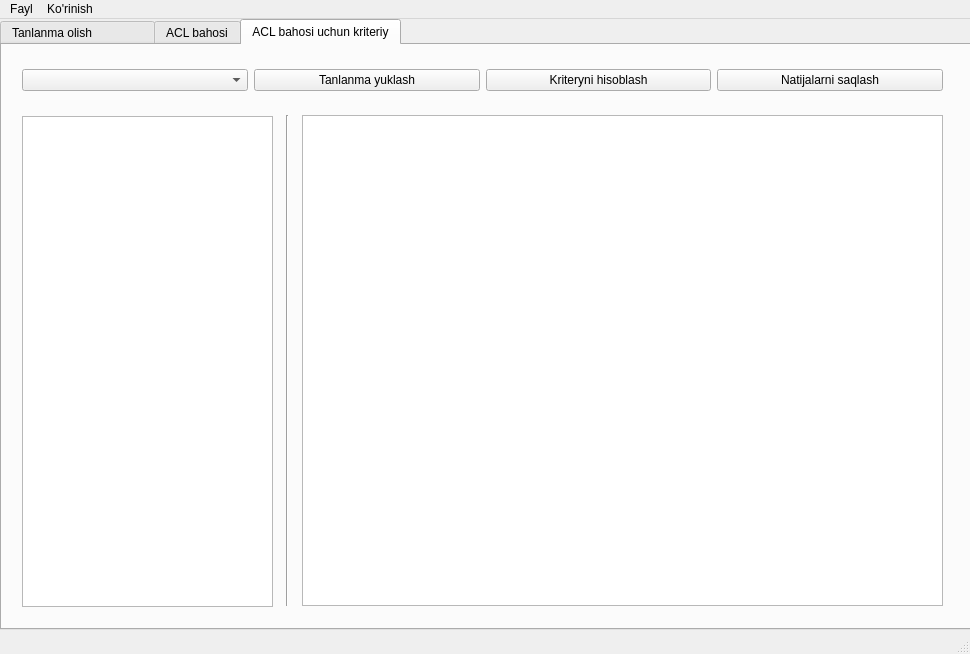
Before: the Qt Designer form ACL.ui in Dmansurov/dissprogram, drawn with Qt 5.
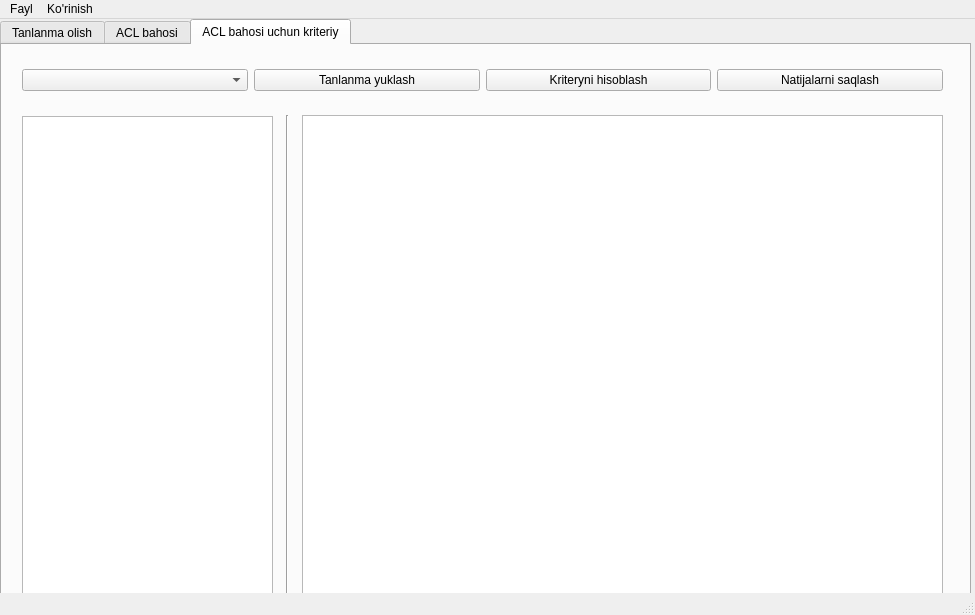
After: the same form once the commit is applied. The open tabs and pages were chosen to show the change.

Patch:
```diff
--- a/ACL.ui
+++ b/ACL.ui
@@ -6,10 +6,28 @@
    <rect>
     <x>0</x>
     <y>0</y>
-    <width>970</width>
-    <height>654</height>
+    <width>975</width>
+    <height>615</height>
    </rect>
   </property>
+  <property name="sizePolicy">
+   <sizepolicy hsizetype="Fixed" vsizetype="Fixed">
+    <horstretch>0</horstretch>
+    <verstretch>0</verstretch>
+   </sizepolicy>
+  </property>
+  <property name="minimumSize">
+   <size>
+    <width>975</width>
+    <height>615</height>
+   </size>
+  </property>
+  <property name="maximumSize">
+   <size>
+    <width>975</width>
+    <height>615</height>
+   </size>
+  </property>
   <property name="windowTitle">
    <string>ACL bahosi uchun dastur</string>
   </property>
@@ -28,7 +46,7 @@
     </property>
     <widget class="QWidget" name="tab">
      <attribute name="title">
-      <string>Tanlanma olish               </string>
+      <string>Tanlanma olish</string>
      </attribute>
      <widget class="QWidget" name="verticalLayoutWidget">
       <property name="geometry">
@@ -453,7 +471,7 @@
     <rect>
      <x>0</x>
      <y>0</y>
-     <width>970</width>
+     <width>975</width>
      <height>24</height>
     </rect>
    </property>
```
Left out of the diff: 22 changed lines with no effect on the pictures.
